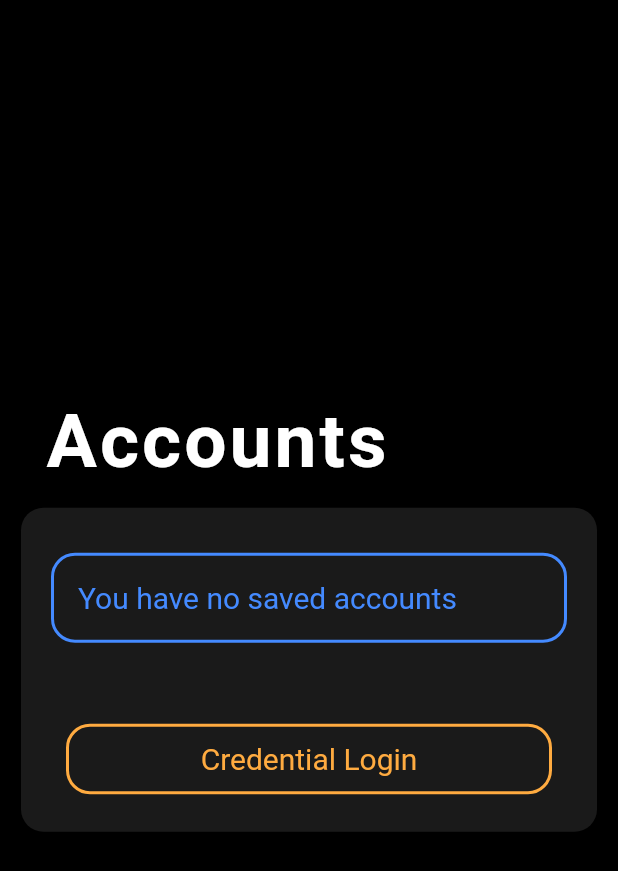
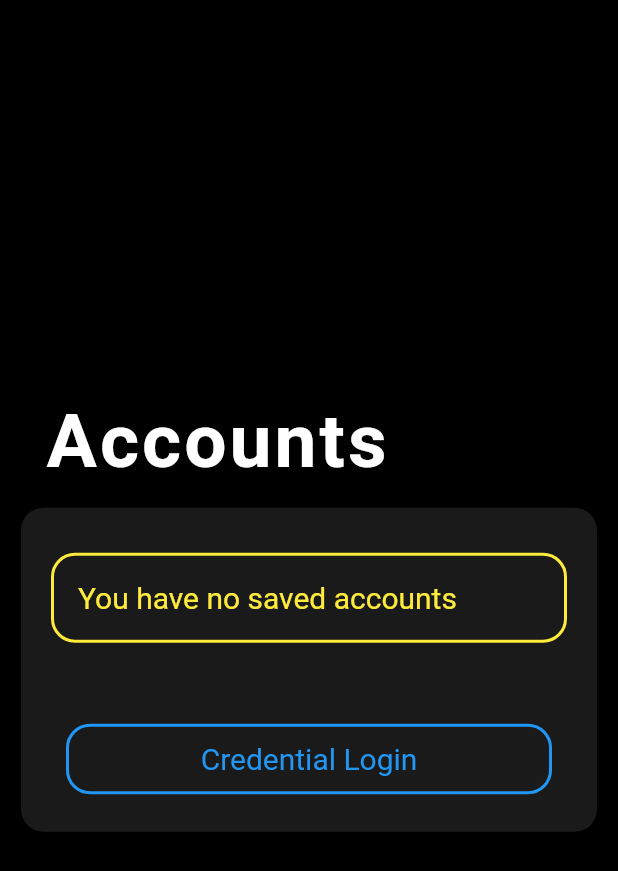
Before and after one commit to ClearHall/SkyMobile, a Flutter app: the screen it shows after launch, after a tap on "Choose Accounts", on a phone screen of 412 x 824 dp. Shown: the top 871 px of the screen. Run offline on Flutter 3.47's test engine with Material 2 defaults, Android fonts, the phone set to English and light mode, and no system bars; missing offline and left inert: skyscrapeapi.

Commit message:
Almost finish COLOR theme stuffs

```diff
--- a/lib/GPACalculator/gpaCalculatorSettings.dart
+++ b/lib/GPACalculator/gpaCalculatorSettings.dart
@@ -1,5 +1,5 @@
 import 'package:flutter/material.dart';
-import 'package:skymobile/Settings/settingsWidgetGenerator.dart';
+import 'package:skymobile/HelperUtilities/settingsWidgetGenerator.dart';
 import 'gpaCalculatorSupportUtils.dart';
 
 class GPACalculatorSettings extends StatefulWidget {
--- a/lib/HelperUtilities/globalVariables.dart
+++ b/lib/HelperUtilities/globalVariables.dart
@@ -1,5 +1,6 @@
 import 'package:skyscrapeapi/skywardAPICore.dart';
 import 'package:skyscrapeapi/skywardAPITypes.dart';
+import 'themeColorManager.dart';
 import 'package:flutter/material.dart';
 
 SkywardAPICore skywardAPI;
@@ -9,6 +10,7 @@ List<GridBox> gradeBoxes;
 List<AssignmentsGridBox> assignmentsGridBoxes;
 List<AssignmentInfoBox> assignmentInfoBoxes;
 List<SchoolYear> historyGrades;
+ThemeManager themeManager = ThemeManager();
 
 List<String> termIdentifiersCountingTowardGPA = ['S1', 'S2'];
 
--- a/lib/HelperUtilities/themeColorManager.dart
+++ b/lib/HelperUtilities/themeColorManager.dart
@@ -1,3 +1,41 @@
+import 'package:flutter/material.dart';
+
+class ThemeManager{
+  static bool isDarkTheme = true;
+
+  List<ColorTheme> defaultThemes = [ColorTheme(Colors.lightGreen.shade500, Colors.deepPurple.shade400), ColorTheme(Colors.lightBlue, Colors.deepPurple.shade400), ColorTheme(Colors.yellow, Colors.blue)];
+  ColorTheme currentTheme = ColorTheme(Colors.yellow, Colors.blue); //ColorTheme(Colors.orange, Colors.blue);
+  List<ColorTheme> userDefined = [];
+
+  addTheme(Color p, Color s){
+    userDefined.add(ColorTheme(p, s));
+  }
+
+  Color getColor(TypeOfWidget x){
+    switch(x){
+      case TypeOfWidget.background:
+        return isDarkTheme ? Colors.black : Colors.white;
+      case TypeOfWidget.subBackground:
+        return isDarkTheme ? Colors.white10 : Colors.black12;
+      case TypeOfWidget.text:
+        return currentTheme.primary;
+      case TypeOfWidget.button:
+        return currentTheme.secondary;
+      default:
+        return currentTheme.primary;
+    }
+  }
+}
+
+enum TypeOfWidget{
+  button,
+  text,
+  background,
+  subBackground
+}
+
 class ColorTheme{
+  Color primary, secondary;
 
+  ColorTheme(this.primary, this.secondary);
 }
--- a/lib/main.dart
+++ b/lib/main.dart
@@ -1,4 +1,5 @@
 import 'package:flutter/material.dart';
+import 'package:skymobile/HelperUtilities/themeColorManager.dart';
 import 'package:skyscrapeapi/skywardAPICore.dart';
 import 'package:skymobile/Navigation//termGradeViewer.dart';
 import 'HelperUtilities/customDialogOptions.dart';
@@ -252,7 +253,7 @@ class MyHomePageState extends State<MyHomePage> {
             child: Material(
               color: Colors.transparent,
               child: InkWell(
-                  splashColor: Colors.orangeAccent,
+                  splashColor: themeManager.getColor(TypeOfWidget.button),
                   borderRadius: BorderRadius.circular(16),
                   onTap:
                       !(accounts.length > 0 && accounts.first.district == null)
@@ -266,20 +267,20 @@ class MyHomePageState extends State<MyHomePage> {
                     alignment: Alignment.center,
                     decoration: BoxDecoration(
                         borderRadius: BorderRadius.circular(16.0),
-                        border: Border.all(color: Colors.blueAccent, width: 2)),
+                        border: Border.all(color: themeManager.getColor(TypeOfWidget.text), width: 2)),
                     child: accounts.length > 0 &&
                             accounts.first.district == null
                         ? ListTile(
                             title: Text(
                             acc.nick,
                             style: new TextStyle(
-                                fontSize: 20.0, color: Colors.blueAccent),
+                                fontSize: 20.0, color: themeManager.getColor(TypeOfWidget.text)),
                           ))
                         : ListTile(
                             title: Text(
                               acc.nick,
                               style: new TextStyle(
-                                  fontSize: 20.0, color: Colors.blueAccent),
+                                  fontSize: 20.0, color: themeManager.getColor(TypeOfWidget.text)),
                             ),
                             trailing: Row(
                               mainAxisSize: MainAxisSize.min,
@@ -356,7 +357,7 @@ class MyHomePageState extends State<MyHomePage> {
             shape: RoundedRectangleBorder(
               borderRadius: BorderRadius.circular(15.0),
             ),
-            color: Colors.white10,
+            color: themeManager.getColor(TypeOfWidget.subBackground),
             child: Column(
               children: <Widget>[
                 widget.length > 5
@@ -378,7 +379,7 @@ class MyHomePageState extends State<MyHomePage> {
                     child: Material(
                       color: Colors.transparent,
                       child: InkWell(
-                          splashColor: Colors.orangeAccent,
+                          splashColor: themeManager.getColor(TypeOfWidget.text),
                           borderRadius: BorderRadius.circular(16),
                           onTap: () => {
                                 setState(() {
@@ -392,11 +393,11 @@ class MyHomePageState extends State<MyHomePage> {
                             decoration: BoxDecoration(
                                 borderRadius: BorderRadius.circular(16.0),
                                 border: Border.all(
-                                    color: Colors.orangeAccent, width: 2)),
+                                    color: themeManager.getColor(TypeOfWidget.button), width: 2)),
                             child: new Text(
                               'Credential Login',
                               style: new TextStyle(
-                                  fontSize: 20.0, color: Colors.orangeAccent),
+                                  fontSize: 20.0, color: themeManager.getColor(TypeOfWidget.button)),
                             ),
                           )),
                     )),
@@ -443,14 +444,14 @@ class MyHomePageState extends State<MyHomePage> {
                     decoration: InputDecoration(
                         contentPadding: const EdgeInsets.all(18),
                         labelText: "Username",
-                        labelStyle: TextStyle(color: Colors.blue),
+                        labelStyle: TextStyle(color: themeManager.getColor(TypeOfWidget.text)),
                         enabledBorder: OutlineInputBorder(
                             borderSide:
-                                BorderSide(color: Colors.blue, width: 2),
+                                BorderSide(color: themeManager.getColor(TypeOfWidget.text), width: 2),
                             borderRadius: BorderRadius.circular(16)),
                         focusedBorder: OutlineInputBorder(
                             borderSide:
-                                BorderSide(color: Colors.blue, width: 2),
+                                BorderSide(color: themeManager.getColor(TypeOfWidget.text), width: 2),
                             borderRadius: BorderRadius.circular(16))),
                     onFieldSubmitted: (v) {
                       FocusScope.of(context).requestFocus(focus);
@@ -468,14 +469,14 @@ class MyHomePageState extends State<MyHomePage> {
                     decoration: InputDecoration(
                         contentPadding: const EdgeInsets.all(18),
                         labelText: "Password",
-                        labelStyle: TextStyle(color: Colors.blue),
+                        labelStyle: TextStyle(color: themeManager.getColor(TypeOfWidget.text)),
                         enabledBorder: OutlineInputBorder(
                             borderSide:
-                                BorderSide(color: Colors.blue, width: 2),
+                                BorderSide(color: themeManager.getColor(TypeOfWidget.text), width: 2),
                             borderRadius: BorderRadius.circular(16)),
                         focusedBorder: OutlineInputBorder(
                             borderSide:
-                                BorderSide(color: Colors.blue, width: 2),
+                                BorderSide(color: themeManager.getColor(TypeOfWidget.text), width: 2),
                             borderRadius: BorderRadius.circular(16))),
                     onFieldSubmitted: (v) {
                       //if(!focus.hasPrimaryFocus){
@@ -489,7 +490,7 @@ class MyHomePageState extends State<MyHomePage> {
                   child: Material(
                     color: Colors.transparent,
                     child: InkWell(
-                        splashColor: Colors.orangeAccent,
+                        splashColor: themeManager.getColor(TypeOfWidget.button),
                         borderRadius: BorderRadius.circular(16),
                         onTap: () => {
                               focus.unfocus(),
@@ -502,11 +503,11 @@ class MyHomePageState extends State<MyHomePage> {
                           decoration: BoxDecoration(
                               borderRadius: BorderRadius.circular(16.0),
                               border: Border.all(
-                                  color: Colors.orangeAccent, width: 2)),
+                                  color: themeManager.getColor(TypeOfWidget.button), width: 2)),
                           child: new Text(
                             'Submit',
                             style: new TextStyle(
-                                fontSize: 20.0, color: Colors.orangeAccent),
+                                fontSize: 20.0, color: themeManager.getColor(TypeOfWidget.button)),
                           ),
                         )),
                   )),
@@ -516,7 +517,7 @@ class MyHomePageState extends State<MyHomePage> {
                   child: Material(
                     color: Colors.transparent,
                     child: InkWell(
-                        splashColor: Colors.orangeAccent,
+                        splashColor: themeManager.getColor(TypeOfWidget.button),
                         borderRadius: BorderRadius.circular(16),
                         onTap: () => {_showDialog()},
                         child: Container(
@@ -525,11 +526,11 @@ class MyHomePageState extends State<MyHomePage> {
                           decoration: BoxDecoration(
                               borderRadius: BorderRadius.circular(16.0),
                               border: Border.all(
-                                  color: Colors.orangeAccent, width: 2)),
+                                  color: themeManager.getColor(TypeOfWidget.button), width: 2)),
                           child: new Text(
                             'Search District',
                             style: new TextStyle(
-                                fontSize: 20.0, color: Colors.orangeAccent),
+                                fontSize: 20.0, color: themeManager.getColor(TypeOfWidget.button)),
                           ),
                         )),
                   )),
@@ -539,7 +540,7 @@ class MyHomePageState extends State<MyHomePage> {
                   child: Material(
                     color: Colors.transparent,
                     child: InkWell(
-                        splashColor: Colors.orangeAccent,
+                        splashColor: themeManager.getColor(TypeOfWidget.text),
                         borderRadius: BorderRadius.circular(16),
                         onTap: () => {
                               setState(() {
@@ -553,11 +554,11 @@ class MyHomePageState extends State<MyHomePage> {
                           decoration: BoxDecoration(
                               borderRadius: BorderRadius.circular(16.0),
                               border: Border.all(
-                                  color: Colors.orangeAccent, width: 2)),
+                                  color: themeManager.getColor(TypeOfWidget.button), width: 2)),
                           child: new Text(
                             'Choose Accounts',
                             style: new TextStyle(
-                                fontSize: 20.0, color: Colors.orangeAccent),
+                                fontSize: 20.0, color: themeManager.getColor(TypeOfWidget.button)),
                           ),
                         )),
                   )),
```
Also changed, not shown: lib/GPACalculator/gpaCalculatorSchoolYear.dart (+17 -16 lines), lib/HelperUtilities/customDialogOptions.dart (+13 -30 lines), lib/Navigation/assignmentInfoViewer.dart (+4 -3 lines), lib/Navigation/assignmentsViewer.dart (+6 -5 lines), lib/Navigation/settings_viewer.dart (added, +15 -0 lines), lib/Navigation/termGradeViewer.dart (+9 -8 lines), lib/HelperUtilities/settingsWidgetGenerator.dart (renamed from lib/Settings/settingsWidgetGenerator.dart), 1 other file.
